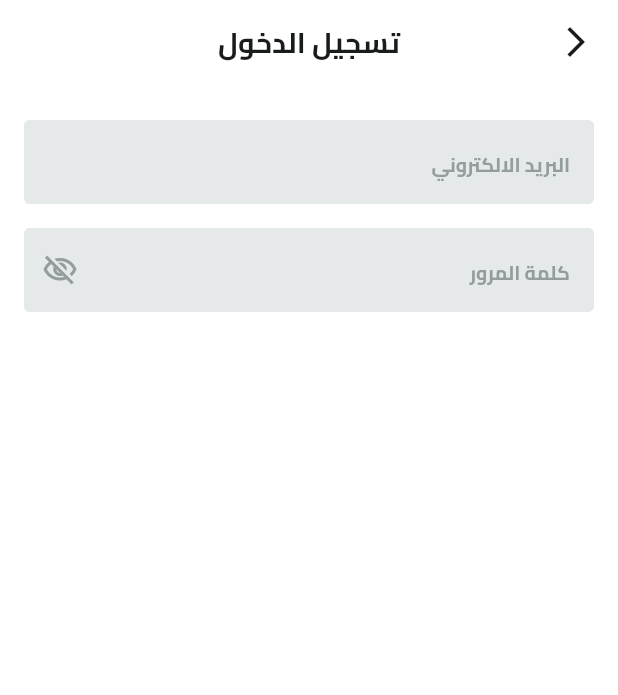
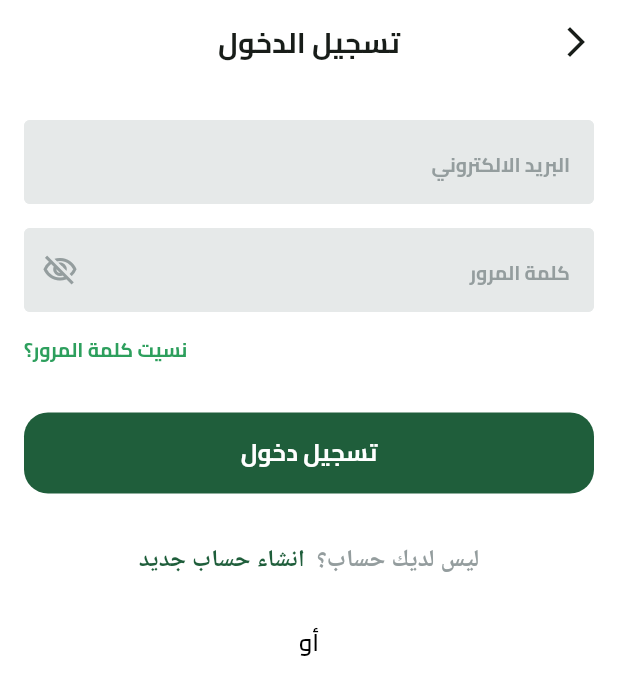
Before and after one commit to abotarek74/e_commerce, a Flutter app: the screen it shows after launch, after a tap on "تخط", on a phone screen of 412 x 824 dp. Shown: the top 695 px of the screen. Run offline on Flutter 3.47's test engine with Material 3 defaults, Android fonts, the phone set to English and light mode, and no system bars; our stand-ins replace dots_indicator, flutter_svg, shared_preferences.

Commit message:
create login UI 2

```diff
--- a/lib/core/utils/app_color.dart
+++ b/lib/core/utils/app_color.dart
@@ -2,5 +2,6 @@ import 'dart:ui';
 
 abstract class AppColor {
   static const Color primaryColor = Color(0xFF1F5E3B);
+  static const Color lightPrimaryColor = Color(0xFF2D9F5D);
   static const Color secondaryColor = Color(0xFFF4A91F);
 }
--- a/lib/core/widgets/custom_button.dart
+++ b/lib/core/widgets/custom_button.dart
@@ -1,4 +1,5 @@
 import 'package:e_commerce/core/utils/app_color.dart';
+import 'package:e_commerce/core/utils/app_text_styles.dart';
 import 'package:flutter/material.dart';
 
 class CustomButton extends StatelessWidget {
@@ -8,6 +9,7 @@ class CustomButton extends StatelessWidget {
   @override
   Widget build(BuildContext context) {
     return SizedBox(
+      height: 54,
       width: double.infinity,
       child: TextButton(
         style: TextButton.styleFrom(
@@ -18,7 +20,10 @@ class CustomButton extends StatelessWidget {
         ),
 
         onPressed: onPressed,
-        child: Text(text, style: TextStyle(color: Colors.white)),
+        child: Text(
+          text,
+          style: TextStyles.bold16.copyWith(color: Colors.white),
+        ),
       ),
     );
   }
--- a/lib/features/auth/presentation/views/widgets/login_view_body.dart
+++ b/lib/features/auth/presentation/views/widgets/login_view_body.dart
@@ -1,4 +1,7 @@
 import 'package:e_commerce/constants.dart';
+import 'package:e_commerce/core/utils/app_color.dart';
+import 'package:e_commerce/core/utils/app_text_styles.dart';
+import 'package:e_commerce/core/widgets/custom_button.dart';
 import 'package:e_commerce/features/auth/presentation/views/widgets/custom_text_field.dart';
 import 'package:flutter/material.dart';
 
@@ -26,6 +29,42 @@ class LoginViewBody extends StatelessWidget {
               hintText: 'كلمة المرور',
               textInputType: TextInputType.visiblePassword,
             ),
+            SizedBox(height: 16),
+            Row(
+              mainAxisAlignment: MainAxisAlignment.end,
+              children: [
+                Text(
+                  'نسيت كلمة المرور؟',
+
+                  style: TextStyles.bold13.copyWith(
+                    color: AppColor.lightPrimaryColor,
+                  ),
+                ),
+              ],
+            ),
+            SizedBox(height: 32),
+            CustomButton(onPressed: () {}, text: 'تسجيل دخول'),
+            SizedBox(height: 32),
+
+            Text.rich(
+              TextSpan(
+                text: 'ليس لديك حساب؟ ',
+                style: TextStyles.semiBold16.copyWith(color: Color(0XFF949D9E)),
+                children: [
+                  TextSpan(
+                    text: ' انشاء حساب جديد',
+                    style: TextStyles.semiBold16.copyWith(
+                      color: AppColor.primaryColor,
+                    ),
+                  ),
+                ],
+              ),
+            ),
+            SizedBox(height: 32),
+            Text(
+              'أو',
+              style: TextStyles.semiBold16.copyWith(color: Colors.black),
+            ),
           ],
         ),
       ),
```
